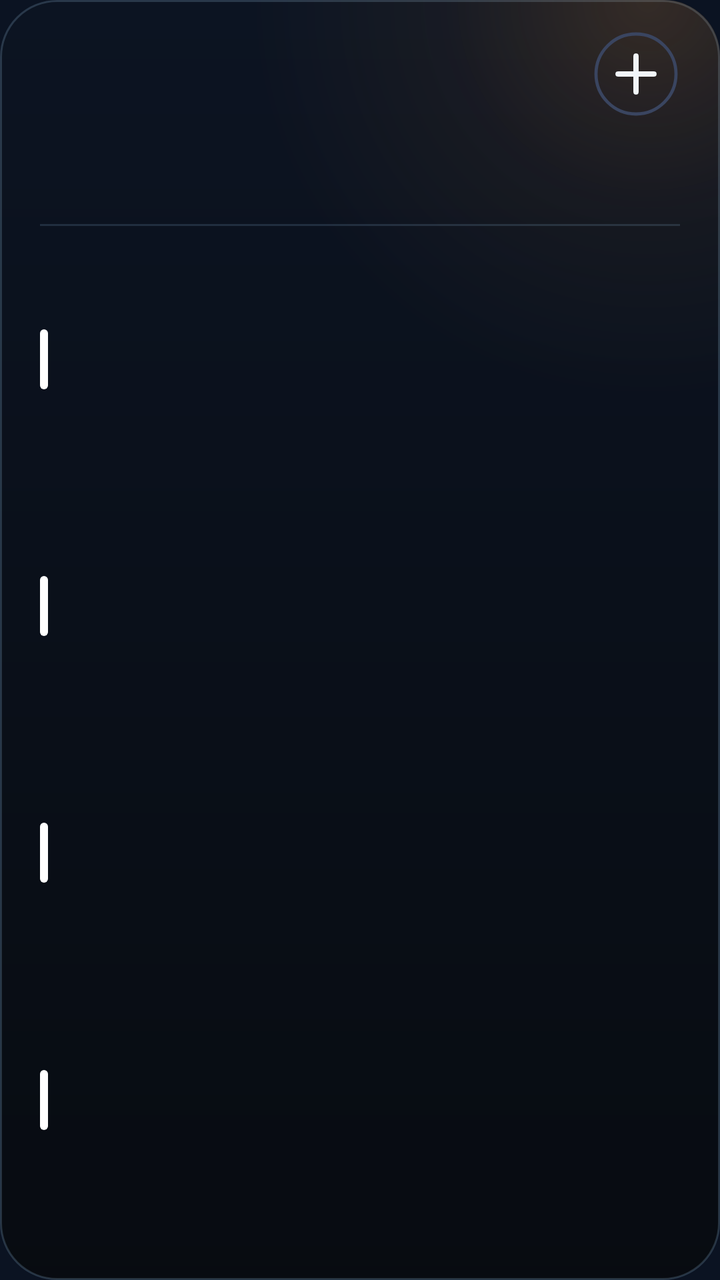
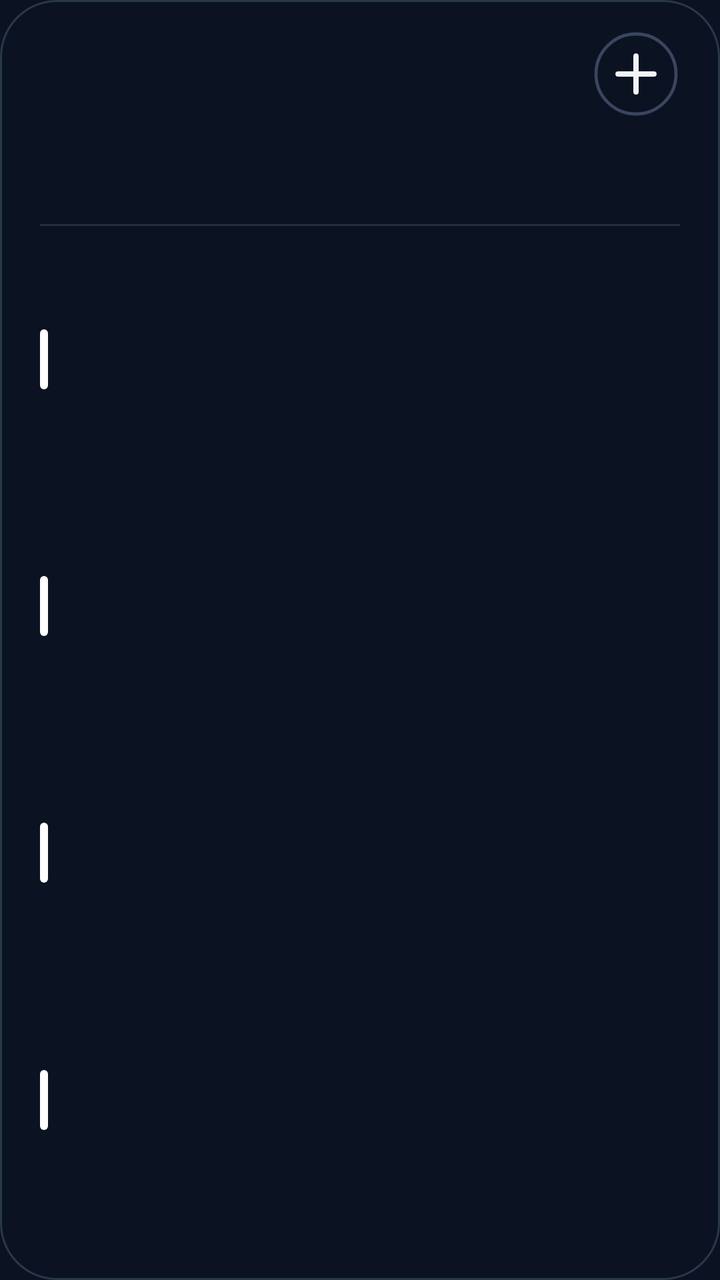

Compare the two renders of this Android layout. The source of the first and the diff that turns it into the second are given below.
<!-- AndroidManifest.xml: application theme AppTheme -->
<!-- res/layout/cal_k4.xml -->
<?xml version="1.0" encoding="utf-8"?>
<FrameLayout xmlns:android="http://schemas.android.com/apk/res/android"
    android:id="@+id/root"
    android:layout_width="match_parent"
    android:layout_height="match_parent"
    android:padding="0dp">

    <LinearLayout
        android:id="@+id/panel"
        android:layout_width="match_parent"
        android:layout_height="match_parent"
        android:background="@drawable/cal_panel"
        android:orientation="vertical"
        android:paddingStart="20dp"
        android:paddingTop="13dp"
        android:paddingEnd="20dp"
        android:paddingBottom="14dp">

        
        <LinearLayout
            android:layout_width="match_parent"
            android:layout_height="48dp"
            android:gravity="center_vertical"
            android:orientation="horizontal">
        <ImageView
            android:id="@+id/cal_day"
            android:layout_width="wrap_content"
            android:layout_height="47dp"
            android:adjustViewBounds="true"
            android:scaleType="fitStart" />

            <LinearLayout
                android:layout_width="0dp"
                android:layout_height="wrap_content"
                android:layout_marginStart="12dp"
                android:layout_weight="1"
                android:orientation="vertical">
                <ImageView
                    android:id="@+id/cal_month"
                    android:layout_width="match_parent"
                    android:layout_height="23dp"
                    android:adjustViewBounds="true"
                    android:scaleType="fitStart" />
                <ImageView
                    android:id="@+id/cal_sub"
                    android:layout_width="match_parent"
                    android:layout_height="16dp"
                    android:adjustViewBounds="true"
                    android:layout_marginTop="2dp"
                    android:scaleType="fitStart" />
            </LinearLayout>

            <ImageView
                android:id="@+id/btn_add"
                android:layout_width="44dp"
                android:layout_height="44dp"
                android:contentDescription="New event"
                android:src="@drawable/ic_cal_add" />
        </LinearLayout>

        
        <LinearLayout
            android:layout_width="match_parent"
            android:layout_height="44dp"
            android:layout_marginTop="2dp"
            android:orientation="horizontal">
            <LinearLayout
                android:layout_width="0dp"
                android:layout_height="match_parent"
                android:layout_weight="1"
                android:gravity="center_horizontal"
                android:orientation="vertical">
                <ImageView
                    android:id="@+id/wk_label_0"
                    android:layout_width="wrap_content"
                    android:layout_height="14dp"
                    android:adjustViewBounds="true"
                    android:scaleType="fitCenter" />
                <ImageView
                    android:id="@+id/wk_num_0"
                    android:layout_width="26dp"
                    android:layout_height="26dp"
                    android:adjustViewBounds="true"
                    android:layout_marginTop="3dp"
                    android:scaleType="fitCenter" />
            </LinearLayout>
            <LinearLayout
                android:layout_width="0dp"
                android:layout_height="match_parent"
                android:layout_weight="1"
                android:gravity="center_horizontal"
                android:orientation="vertical">
                <ImageView
                    android:id="@+id/wk_label_1"
                    android:layout_width="wrap_content"
                    android:layout_height="14dp"
                    android:adjustViewBounds="true"
                    android:scaleType="fitCenter" />
                <ImageView
                    android:id="@+id/wk_num_1"
                    android:layout_width="26dp"
                    android:layout_height="26dp"
                    android:adjustViewBounds="true"
                    android:layout_marginTop="3dp"
                    android:scaleType="fitCenter" />
            </LinearLayout>
            <LinearLayout
                android:layout_width="0dp"
                android:layout_height="match_parent"
                android:layout_weight="1"
                android:gravity="center_horizontal"
                android:orientation="vertical">
                <ImageView
                    android:id="@+id/wk_label_2"
                    android:layout_width="wrap_content"
                    android:layout_height="14dp"
                    android:adjustViewBounds="true"
                    android:scaleType="fitCenter" />
                <ImageView
                    android:id="@+id/wk_num_2"
                    android:layout_width="26dp"
                    android:layout_height="26dp"
                    android:adjustViewBounds="true"
                    android:layout_marginTop="3dp"
                    android:scaleType="fitCenter" />
            </LinearLayout>
            <LinearLayout
                android:layout_width="0dp"
                android:layout_height="match_parent"
                android:layout_weight="1"
                android:gravity="center_horizontal"
                android:orientation="vertical">
                <ImageView
                    android:id="@+id/wk_label_3"
                    android:layout_width="wrap_content"
                    android:layout_height="14dp"
                    android:adjustViewBounds="true"
                    android:scaleType="fitCenter" />
                <ImageView
                    android:id="@+id/wk_num_3"
                    android:layout_width="26dp"
                    android:layout_height="26dp"
                    android:adjustViewBounds="true"
                    android:layout_marginTop="3dp"
                    android:scaleType="fitCenter" />
            </LinearLayout>
            <LinearLayout
                android:layout_width="0dp"
                android:layout_height="match_parent"
                android:layout_weight="1"
                android:gravity="center_horizontal"
                android:orientation="vertical">
                <ImageView
                    android:id="@+id/wk_label_4"
                    android:layout_width="wrap_content"
                    android:layout_height="14dp"
                    android:adjustViewBounds="true"
                    android:scaleType="fitCenter" />
                <ImageView
                    android:id="@+id/wk_num_4"
                    android:layout_width="26dp"
                    android:layout_height="26dp"
                    android:adjustViewBounds="true"
                    android:layout_marginTop="3dp"
                    android:scaleType="fitCenter" />
            </LinearLayout>
            <LinearLayout
                android:layout_width="0dp"
                android:layout_height="match_parent"
                android:layout_weight="1"
                android:gravity="center_horizontal"
                android:orientation="vertical">
                <ImageView
                    android:id="@+id/wk_label_5"
                    android:layout_width="wrap_content"
                    android:layout_height="14dp"
                    android:adjustViewBounds="true"
                    android:scaleType="fitCenter" />
                <ImageView
                    android:id="@+id/wk_num_5"
                    android:layout_width="26dp"
                    android:layout_height="26dp"
                    android:adjustViewBounds="true"
                    android:layout_marginTop="3dp"
                    android:scaleType="fitCenter" />
            </LinearLayout>
            <LinearLayout
                android:layout_width="0dp"
                android:layout_height="match_parent"
                android:layout_weight="1"
                android:gravity="center_horizontal"
                android:orientation="vertical">
                <ImageView
                    android:id="@+id/wk_label_6"
                    android:layout_width="wrap_content"
                    android:layout_height="14dp"
                    android:adjustViewBounds="true"
                    android:scaleType="fitCenter" />
                <ImageView
                    android:id="@+id/wk_num_6"
                    android:layout_width="26dp"
                    android:layout_height="26dp"
                    android:adjustViewBounds="true"
                    android:layout_marginTop="3dp"
                    android:scaleType="fitCenter" />
            </LinearLayout>
        </LinearLayout>

        <ImageView
            android:layout_width="match_parent"
            android:layout_height="1dp"
            android:layout_marginTop="5dp"
            android:layout_marginBottom="5dp"
            android:scaleType="fitXY"
            android:src="@drawable/cal_divider" />

        
        <LinearLayout
            android:layout_width="match_parent"
            android:layout_height="0dp"
            android:layout_weight="1"
            android:orientation="vertical">
        <LinearLayout
            android:id="@+id/cal_row_0"
            android:layout_width="match_parent"
            android:layout_height="0dp"
            android:layout_weight="1"
            android:gravity="center_vertical"
            android:orientation="horizontal">

            <ImageView
                android:id="@+id/cal_bar_0"
                android:layout_width="4dp"
                android:layout_height="30dp"
                android:layout_marginEnd="11dp"
                android:scaleType="fitXY"
                android:src="@drawable/cal_bar" />

            <LinearLayout
                android:layout_width="0dp"
                android:layout_height="wrap_content"
                android:layout_weight="1"
                android:orientation="vertical">

                <LinearLayout
                    android:layout_width="match_parent"
                    android:layout_height="wrap_content"
                    android:orientation="horizontal">
                    <ImageView
                        android:id="@+id/cal_time_0"
                        android:layout_width="wrap_content"
                        android:layout_height="16dp"
                        android:adjustViewBounds="true"
                        android:scaleType="fitStart" />
                    <ImageView
                        android:id="@+id/cal_hint_0"
                        android:layout_width="wrap_content"
                        android:layout_height="16dp"
                        android:adjustViewBounds="true"
                        android:layout_marginStart="9dp"
                        android:scaleType="fitStart" />
                </LinearLayout>
                <ImageView
                    android:id="@+id/cal_title_0"
                    android:layout_width="match_parent"
                    android:layout_height="22dp"
                    android:adjustViewBounds="true"
                    android:layout_marginTop="1dp"
                    android:scaleType="fitStart" />
            </LinearLayout>
        </LinearLayout>
        <LinearLayout
            android:id="@+id/cal_row_1"
            android:layout_width="match_parent"
            android:layout_height="0dp"
            android:layout_weight="1"
            android:gravity="center_vertical"
            android:orientation="horizontal">

            <ImageView
                android:id="@+id/cal_bar_1"
                android:layout_width="4dp"
                android:layout_height="30dp"
                android:layout_marginEnd="11dp"
                android:scaleType="fitXY"
                android:src="@drawable/cal_bar" />

            <LinearLayout
                android:layout_width="0dp"
                android:layout_height="wrap_content"
                android:layout_weight="1"
                android:orientation="vertical">

                <LinearLayout
                    android:layout_width="match_parent"
                    android:layout_height="wrap_content"
                    android:orientation="horizontal">
                    <ImageView
                        android:id="@+id/cal_time_1"
                        android:layout_width="wrap_content"
                        android:layout_height="16dp"
                        android:adjustViewBounds="true"
                        android:scaleType="fitStart" />
                    <ImageView
                        android:id="@+id/cal_hint_1"
                        android:layout_width="wrap_content"
                        android:layout_height="16dp"
                        android:adjustViewBounds="true"
                        android:layout_marginStart="9dp"
                        android:scaleType="fitStart" />
                </LinearLayout>
                <ImageView
                    android:id="@+id/cal_title_1"
                    android:layout_width="match_parent"
                    android:layout_height="22dp"
                    android:adjustViewBounds="true"
                    android:layout_marginTop="1dp"
                    android:scaleType="fitStart" />
            </LinearLayout>
        </LinearLayout>
        <LinearLayout
            android:id="@+id/cal_row_2"
            android:layout_width="match_parent"
            android:layout_height="0dp"
            android:layout_weight="1"
            android:gravity="center_vertical"
            android:orientation="horizontal">

            <ImageView
                android:id="@+id/cal_bar_2"
                android:layout_width="4dp"
                android:layout_height="30dp"
                android:layout_marginEnd="11dp"
                android:scaleType="fitXY"
                android:src="@drawable/cal_bar" />

            <LinearLayout
                android:layout_width="0dp"
                android:layout_height="wrap_content"
                android:layout_weight="1"
                android:orientation="vertical">

                <LinearLayout
                    android:layout_width="match_parent"
                    android:layout_height="wrap_content"
                    android:orientation="horizontal">
                    <ImageView
                        android:id="@+id/cal_time_2"
                        android:layout_width="wrap_content"
                        android:layout_height="16dp"
                        android:adjustViewBounds="true"
                        android:scaleType="fitStart" />
                    <ImageView
                        android:id="@+id/cal_hint_2"
                        android:layout_width="wrap_content"
                        android:layout_height="16dp"
                        android:adjustViewBounds="true"
                        android:layout_marginStart="9dp"
                        android:scaleType="fitStart" />
                </LinearLayout>
                <ImageView
                    android:id="@+id/cal_title_2"
                    android:layout_width="match_parent"
                    android:layout_height="22dp"
                    android:adjustViewBounds="true"
                    android:layout_marginTop="1dp"
                    android:scaleType="fitStart" />
            </LinearLayout>
        </LinearLayout>
        <LinearLayout
            android:id="@+id/cal_row_3"
            android:layout_width="match_parent"
            android:layout_height="0dp"
            android:layout_weight="1"
            android:gravity="center_vertical"
            android:orientation="horizontal">

            <ImageView
                android:id="@+id/cal_bar_3"
                android:layout_width="4dp"
                android:layout_height="30dp"
                android:layout_marginEnd="11dp"
                android:scaleType="fitXY"
                android:src="@drawable/cal_bar" />

            <LinearLayout
                android:layout_width="0dp"
                android:layout_height="wrap_content"
                android:layout_weight="1"
                android:orientation="vertical">

                <LinearLayout
                    android:layout_width="match_parent"
                    android:layout_height="wrap_content"
                    android:orientation="horizontal">
                    <ImageView
                        android:id="@+id/cal_time_3"
                        android:layout_width="wrap_content"
                        android:layout_height="16dp"
                        android:adjustViewBounds="true"
                        android:scaleType="fitStart" />
                    <ImageView
                        android:id="@+id/cal_hint_3"
                        android:layout_width="wrap_content"
                        android:layout_height="16dp"
                        android:adjustViewBounds="true"
                        android:layout_marginStart="9dp"
                        android:scaleType="fitStart" />
                </LinearLayout>
                <ImageView
                    android:id="@+id/cal_title_3"
                    android:layout_width="match_parent"
                    android:layout_height="22dp"
                    android:adjustViewBounds="true"
                    android:layout_marginTop="1dp"
                    android:scaleType="fitStart" />
            </LinearLayout>
        </LinearLayout>
        </LinearLayout>
        <ImageView
            android:id="@+id/cal_more"
            android:layout_width="match_parent"
            android:layout_height="14dp"
            android:adjustViewBounds="true"
            android:scaleType="fitEnd" />
    </LinearLayout>
</FrameLayout>
<!-- resources referenced by this layout -->
<resources>
  <!-- drawable cal_bar (drawable) -->
  <?xml version="1.0" encoding="utf-8"?>
  <shape xmlns:android="http://schemas.android.com/apk/res/android" android:shape="rectangle">
      <solid android:color="#FFFFFFFF" />
      <corners android:radius="2dp" />
  </shape>
  <!-- drawable cal_divider (drawable) -->
  <?xml version="1.0" encoding="utf-8"?>
  <shape xmlns:android="http://schemas.android.com/apk/res/android" android:shape="rectangle">
      <solid android:color="#24AADCFF" />
  </shape>
  <!-- drawable cal_panel (drawable) -->
  <?xml version="1.0" encoding="utf-8"?>
  <layer-list xmlns:android="http://schemas.android.com/apk/res/android">
      <item>
          <shape android:shape="rectangle">
              <gradient android:angle="270" android:startColor="#F00C1322" android:endColor="#F0070A10" />
              <stroke android:width="1dp" android:color="#2EAADCFF" />
              <corners android:radius="@dimen/widget_radius" />
          </shape>
      </item>
      <item>
          <shape android:shape="rectangle">
              <gradient android:type="radial" android:centerX="0.9" android:centerY="0.0" android:gradientRadius="200dp"
                  android:startColor="#2EEB9438" android:centerColor="#0DEB9438" android:endColor="#00EB9438" />
              <corners android:radius="@dimen/widget_radius" />
          </shape>
      </item>
  </layer-list>
  <!-- drawable ic_cal_add (drawable) -->
  <?xml version="1.0" encoding="utf-8"?>
  <vector xmlns:android="http://schemas.android.com/apk/res/android"
      android:width="44dp"
      android:height="44dp"
      android:viewportWidth="44"
      android:viewportHeight="44">
      <path
          android:pathData="M22,22m-20,0a20,20 0,1 1,40 0a20,20 0,1 1,-40 0"
          android:strokeColor="#FF3A4560"
          android:strokeWidth="1.6" />
      <path
          android:pathData="M13,22L31,22M22,13L22,31"
          android:strokeColor="#FFF1F5F9"
          android:strokeLineCap="round"
          android:strokeWidth="2.6" />
  </vector>
  <style name="AppTheme" parent="@android:style/Theme.DeviceDefault.NoActionBar">
          <item name="android:colorAccent">#DF8B35</item>
          <item name="android:colorControlActivated">#DF8B35</item>
          <item name="android:windowBackground">#0B1322</item>
          <item name="android:statusBarColor">#0E111A</item>
          <item name="android:navigationBarColor">#0B1322</item>
          <item name="android:textColorHint">#718096</item>
      </style>
  <dimen name="widget_radius">28dp</dimen>
</resources>

<!-- the commit's change to res/layout/cal_k4.xml (unified diff, before → after) -->
@@ -1,10 +1,17 @@
 <?xml version="1.0" encoding="utf-8"?>
-<FrameLayout xmlns:android="http://schemas.android.com/apk/res/android"
+<FrameLayout
+    xmlns:android="http://schemas.android.com/apk/res/android"
     android:id="@+id/root"
     android:layout_width="match_parent"
     android:layout_height="match_parent"
     android:padding="0dp">
 
+    <ImageView
+        android:id="@+id/cal_bg"
+        android:layout_width="match_parent"
+        android:layout_height="match_parent"
+        android:importantForAccessibility="no"
+        android:scaleType="fitXY" />
     <LinearLayout
         android:id="@+id/panel"
         android:layout_width="match_parent"
<!-- resource entries referenced after the edit -->
@@ -13,22 +13,11 @@
   </shape>
   <!-- drawable cal_panel (drawable) -->
   <?xml version="1.0" encoding="utf-8"?>
-  <layer-list xmlns:android="http://schemas.android.com/apk/res/android">
-      <item>
-          <shape android:shape="rectangle">
-              <gradient android:angle="270" android:startColor="#F00C1322" android:endColor="#F0070A10" />
-              <stroke android:width="1dp" android:color="#2EAADCFF" />
-              <corners android:radius="@dimen/widget_radius" />
-          </shape>
-      </item>
-      <item>
-          <shape android:shape="rectangle">
-              <gradient android:type="radial" android:centerX="0.9" android:centerY="0.0" android:gradientRadius="200dp"
-                  android:startColor="#2EEB9438" android:centerColor="#0DEB9438" android:endColor="#00EB9438" />
-              <corners android:radius="@dimen/widget_radius" />
-          </shape>
-      </item>
-  </layer-list>
+  <shape xmlns:android="http://schemas.android.com/apk/res/android" android:shape="rectangle">
+      <solid android:color="#00000000" />
+      <stroke android:width="1dp" android:color="#2EAADCFF" />
+      <corners android:radius="@dimen/widget_radius" />
+  </shape>
   <!-- drawable ic_cal_add (drawable) -->
   <?xml version="1.0" encoding="utf-8"?>
   <vector xmlns:android="http://schemas.android.com/apk/res/android"
